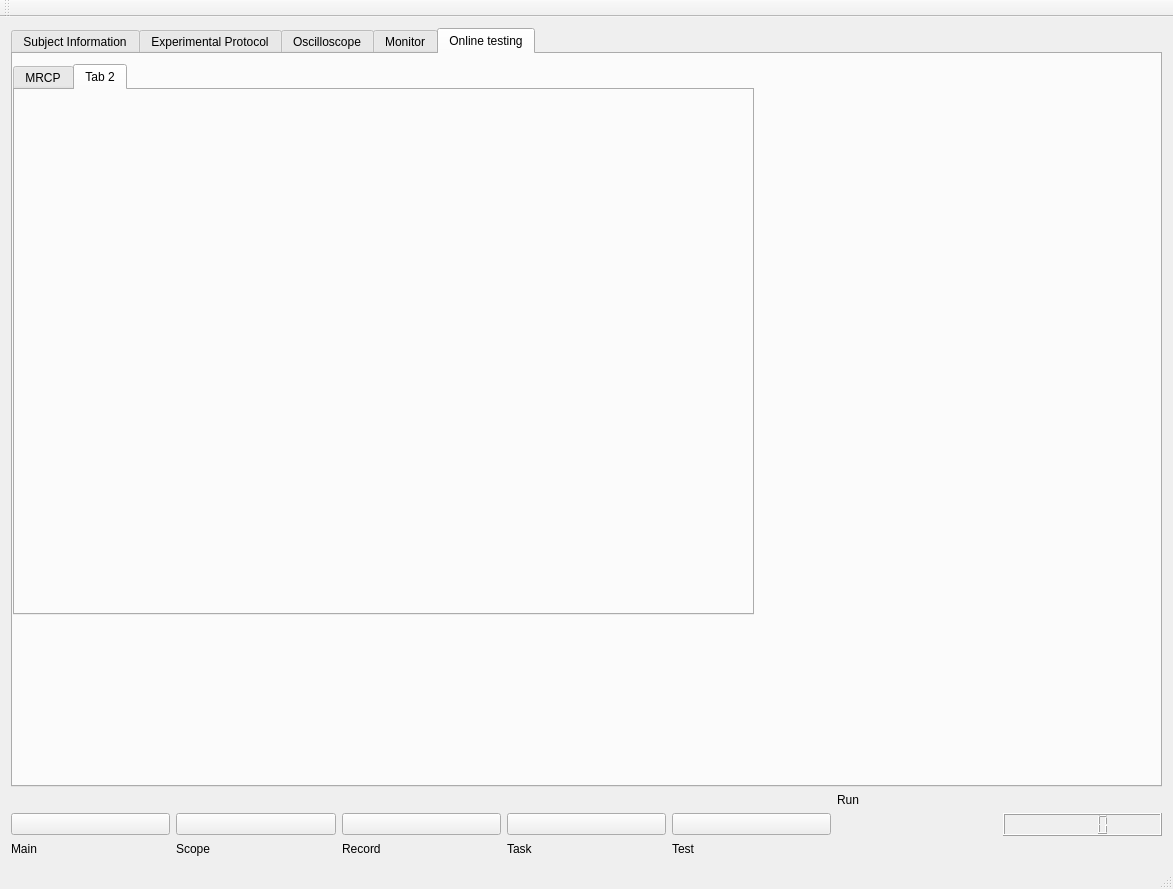
WILLSNIU186/EEG-Online-Experiment-GUI, file package/views/layouts/mainwindow.ui: the form before one commit.
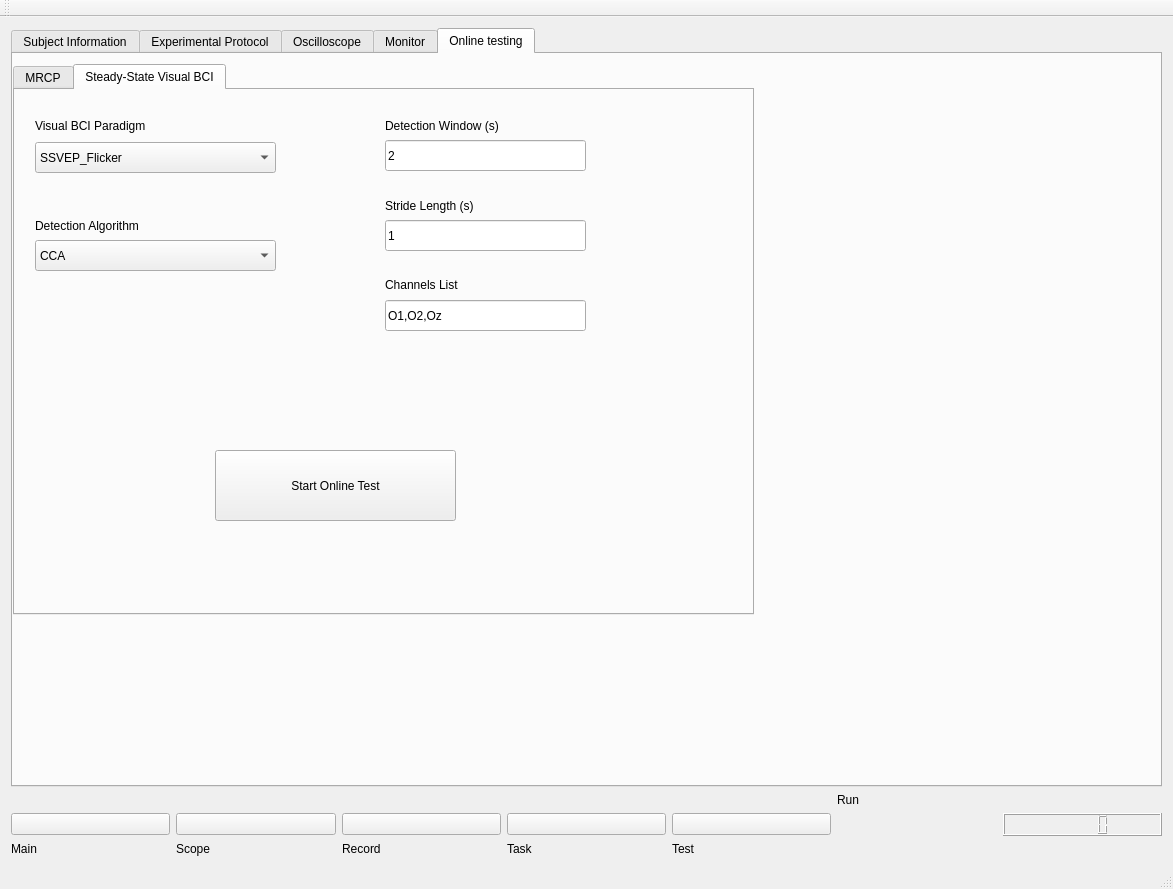
The form after the commit. The open tabs and pages were chosen to show the change. Icons and pictures are not drawn. Custom widgets are drawn as their Qt base class.

Commit message: realtime ssvep changes

```diff
--- a/package/views/layouts/mainwindow.ui
+++ b/package/views/layouts/mainwindow.ui
@@ -2193,8 +2193,197 @@
         </widget>
         <widget class="QWidget" name="tab_4">
          <attribute name="title">
-          <string>Tab 2</string>
+          <string>Steady-State Visual BCI</string>
          </attribute>
+         <widget class="QComboBox" name="ParadigmTypeDropDownSelection">
+          <property name="geometry">
+           <rect>
+            <x>20</x>
+            <y>52</y>
+            <width>241</width>
+            <height>31</height>
+           </rect>
+          </property>
+          <item>
+           <property name="text">
+            <string>SSVEP_Flicker</string>
+           </property>
+          </item>
+          <item>
+           <property name="text">
+            <string>SSMVEP_Checkerboard</string>
+           </property>
+          </item>
+          <item>
+           <property name="text">
+            <string>AO_Gait</string>
+           </property>
+          </item>
+         </widget>
+         <widget class="QLabel" name="ParadigmTypeOnline">
+          <property name="geometry">
+           <rect>
+            <x>20</x>
+            <y>20</y>
+            <width>241</width>
+            <height>31</height>
+           </rect>
+          </property>
+          <property name="toolTip">
+           <string>the number of tasks for each class</string>
+          </property>
+          <property name="text">
+           <string>Visual BCI Paradigm</string>
+          </property>
+         </widget>
+         <widget class="QPushButton" name="pushButton_online_ssvep_task">
+          <property name="geometry">
+           <rect>
+            <x>200</x>
+            <y>360</y>
+            <width>241</width>
+            <height>71</height>
+           </rect>
+          </property>
+          <property name="text">
+           <string>Start Online Test</string>
+          </property>
+         </widget>
+         <widget class="QLabel" name="DetectionAlgorithmType">
+          <property name="geometry">
+           <rect>
+            <x>20</x>
+            <y>120</y>
+            <width>241</width>
+            <height>31</height>
+           </rect>
+          </property>
+          <property name="toolTip">
+           <string>the number of tasks for each class</string>
+          </property>
+          <property name="text">
+           <string>Detection Algorithm</string>
+          </property>
+         </widget>
+         <widget class="QComboBox" name="DetectionAlgorithmTypeDropDownSelection">
+          <property name="geometry">
+           <rect>
+            <x>20</x>
+            <y>150</y>
+            <width>241</width>
+            <height>31</height>
+           </rect>
+          </property>
+          <property name="currentText">
+           <string>CCA</string>
+          </property>
+          <item>
+           <property name="text">
+            <string>CCA</string>
+           </property>
+          </item>
+          <item>
+           <property name="text">
+            <string>C-CNN</string>
+           </property>
+          </item>
+         </widget>
+         <widget class="QLabel" name="DetectionWindow">
+          <property name="geometry">
+           <rect>
+            <x>370</x>
+            <y>20</y>
+            <width>241</width>
+            <height>31</height>
+           </rect>
+          </property>
+          <property name="toolTip">
+           <string>the number of tasks for each class</string>
+          </property>
+          <property name="text">
+           <string>Detection Window (s)</string>
+          </property>
+         </widget>
+         <widget class="QLineEdit" name="lineEdit_InputSSVEPOnlineWindow">
+          <property name="geometry">
+           <rect>
+            <x>370</x>
+            <y>50</y>
+            <width>201</width>
+            <height>31</height>
+           </rect>
+          </property>
+          <property name="text">
+           <string>2</string>
+          </property>
+          <property name="placeholderText">
+           <string>e.g. 3</string>
+          </property>
+         </widget>
+         <widget class="QLabel" name="OnlineChannelsList">
+          <property name="geometry">
+           <rect>
+            <x>370</x>
+            <y>180</y>
+            <width>241</width>
+            <height>30</height>
+           </rect>
+          </property>
+          <property name="toolTip">
+           <string>the number of tasks for each class</string>
+          </property>
+          <property name="text">
+           <string>Channels List</string>
+          </property>
+         </widget>
+         <widget class="QLineEdit" name="lineEdit_InputOnlineSSVEPChannels">
+          <property name="geometry">
+           <rect>
+            <x>370</x>
+            <y>210</y>
+            <width>201</width>
+            <height>31</height>
+           </rect>
+          </property>
+          <property name="text">
+           <string>O1,O2,Oz</string>
+          </property>
+          <property name="placeholderText">
+           <string>e.g. O1,O2,Oz</string>
+          </property>
+         </widget>
+         <widget class="QLabel" name="StrideLength">
+          <property name="geometry">
+           <rect>
+            <x>370</x>
+            <y>100</y>
+            <width>241</width>
+            <height>31</height>
+           </rect>
+          </property>
+          <property name="toolTip">
+           <string>the number of tasks for each class</string>
+          </property>
+          <property name="text">
+           <string>Stride Length (s)</string>
+          </property>
+         </widget>
+         <widget class="QLineEdit" name="lineEdit_InputSSVEPOnlineStrideLength">
+          <property name="geometry">
+           <rect>
+            <x>370</x>
+            <y>130</y>
+            <width>201</width>
+            <height>31</height>
+           </rect>
+          </property>
+          <property name="text">
+           <string>1</string>
+          </property>
+          <property name="placeholderText">
+           <string>e.g. 3</string>
+          </property>
+         </widget>
         </widget>
        </widget>
       </widget>
```
Left out of the diff: 70 changed lines with no effect on the pictures. The commit also changes 7 other files.
